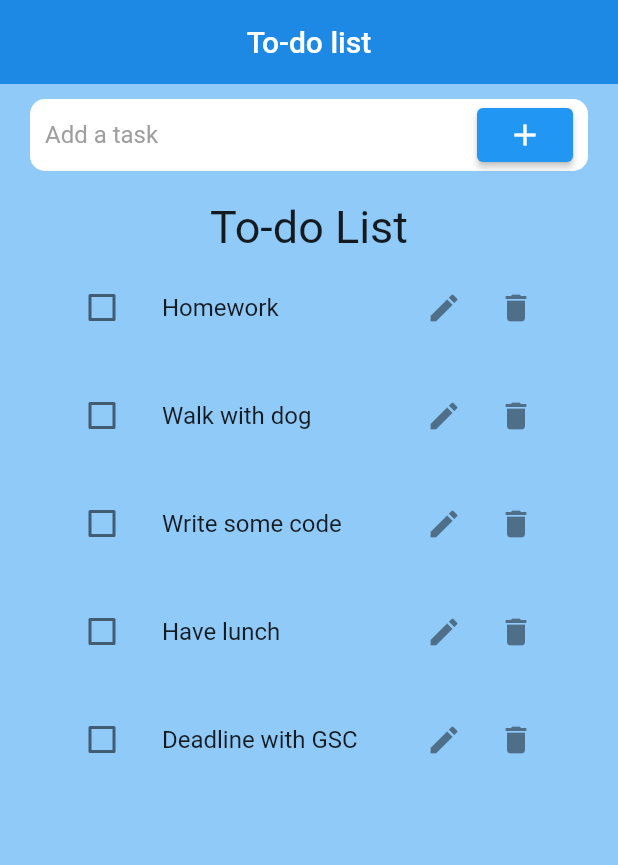
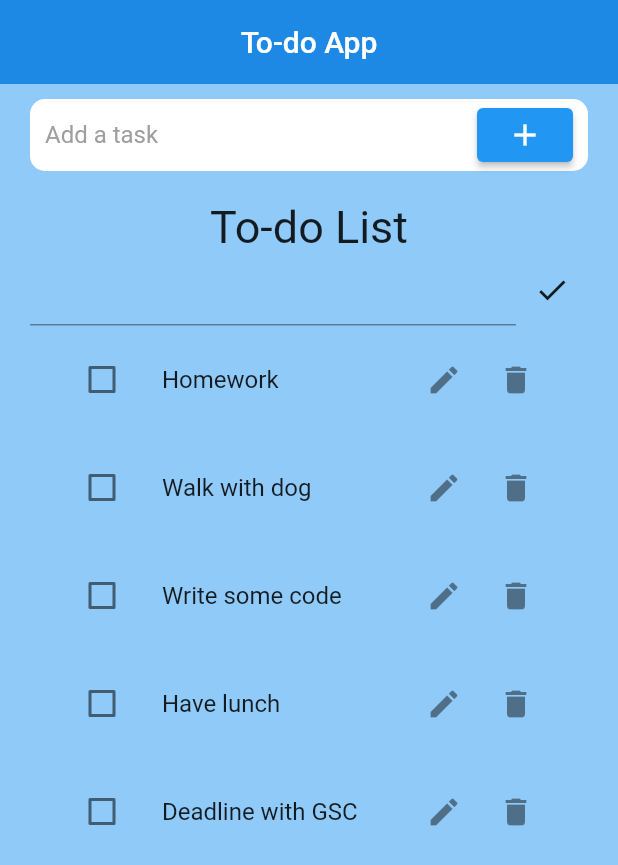
Before and after one commit to kenVis1529/To-do-list, a Flutter app: the screen it shows after launch, after a tap on the "edit" icon, on a phone screen of 412 x 824 dp. Shown: the top 865 px of the screen. Run offline on Flutter 3.47's test engine with Material 2 defaults, Android fonts, the phone set to English and light mode, and no system bars.

```diff
--- a/lib/models/task.dart
+++ b/lib/models/task.dart
@@ -1,5 +1,6 @@
 class Task {
-  Task({required this.title, required this.isDone});
+  Task({required this.id, required this.title, required this.isDone});
+  String id;
   String title;
   bool isDone;
 }
--- a/lib/models/tasks.dart
+++ b/lib/models/tasks.dart
@@ -2,11 +2,11 @@ import 'package:to_do_list/models/task.dart';
 
 class Tasks {
   List<Task> taskList = [
-    Task(title: "Homework", isDone: false),
-    Task(title: "Walk with dog", isDone: false),
-    Task(title: "Write some code", isDone: false),
-    Task(title: "Have lunch", isDone: false),
-    Task(title: "Deadline with GSC", isDone: false),
+    Task(id: "1", title: "Homework", isDone: false),
+    Task(id: "2", title: "Walk with dog", isDone: false),
+    Task(id: "3", title: "Write some code", isDone: false),
+    Task(id: "4", title: "Have lunch", isDone: false),
+    Task(id: "5", title: "Deadline with GSC", isDone: false),
   ];
 
   // Thêm
@@ -20,5 +20,7 @@ class Tasks {
   }
 
   // Sửa
-
+  void edit(Task task, String content) {
+    task.title = content;
+  }
 }
--- a/lib/screens/home.dart
+++ b/lib/screens/home.dart
@@ -15,12 +15,17 @@ class _HomeState extends State<Home> {
   Tasks tasks = Tasks();
   String newTask = "";
 
+  // Biến xác định task cần edit
+  bool edit = false;
+  String editContent = "";
+  int editIndex = 0;
+
   @override
   Widget build(BuildContext context) {
     return Scaffold(
       backgroundColor: Colors.blue[200],
       appBar: AppBar(
-        title: const Text("To-do list"),
+        title: const Text("To-do App"),
         centerTitle: true,
         backgroundColor: Colors.blue[600],
         elevation: 0.0,
@@ -60,7 +65,10 @@ class _HomeState extends State<Home> {
                         /// Nếu task khác rỗng thì có thể thêm task
                         if (newTask != "") {
                           setState(() {
-                            tasks.add(Task(title: newTask, isDone: false));
+                            tasks.add(Task(
+                                id: "${tasks.taskList.length + 1}",
+                                title: newTask,
+                                isDone: false));
                           });
                         }
                       },
@@ -79,6 +87,38 @@ class _HomeState extends State<Home> {
               "To-do List",
               style: TextStyle(fontSize: 30.0),
             ),
+
+            ///
+            /// Edit TextField
+            ///
+            /// Bấm nút Edit
+            /// => edit = true thì hiện TextField
+            /// Bấm nút Check
+            /// => edit = false thì ẩn TextField
+            edit
+                ? Row(
+                    children: [
+                      Expanded(
+                        child: TextField(
+                          onChanged: (value) {
+                            editContent = value;
+                          },
+                        ),
+                      ),
+                      IconButton(
+                          onPressed: () {
+                            setState(() {
+                              edit = false;
+                              tasks.edit(
+                                  tasks.taskList[editIndex], editContent);
+                            });
+                          },
+                          icon: const Icon(Icons.check))
+                    ],
+                  )
+                : const SizedBox(
+                    height: 0,
+                  ),
 
             ///
             /// Tasks list
@@ -111,7 +151,14 @@ class _HomeState extends State<Home> {
                             mainAxisSize: MainAxisSize.min,
                             children: [
                               IconButton(
-                                onPressed: () {},
+                                onPressed: () {
+                                  setState(() {
+                                    setState(() {
+                                      edit = true;
+                                      editIndex = index;
+                                    });
+                                  });
+                                },
                                 icon: const Icon(Icons.edit),
                               ),
                               IconButton(
--- a/lib/todo.txt
+++ b/lib/todo.txt
@@ -2,11 +2,7 @@ Chức năng
     [x] Checkbox
     [x] Xóa
     [x] Thêm
-    [] Edit
-Bug
-- Thanh thêm task
-    [x] Type content rồi nhấn thêm task liên tục
-    [x] Content rỗng vẫn cho thêm task
+    [x] Edit
 
 
 
```
